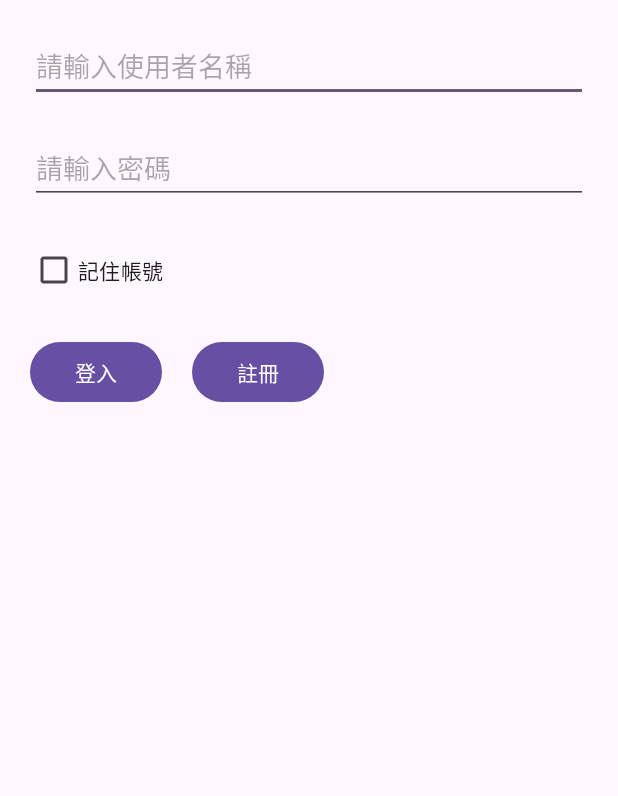
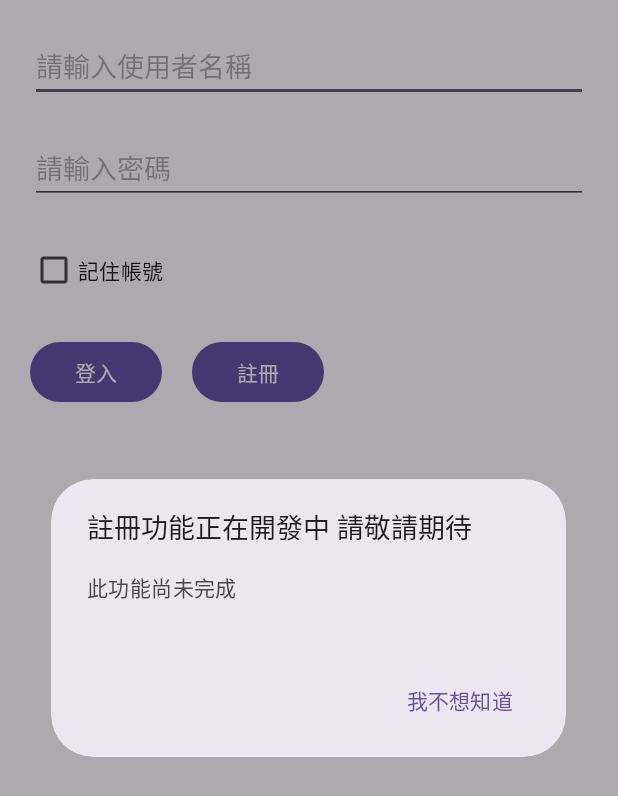
Before and after one commit to sillyegg0926-ops/AndroidAPP, an Android app built with Jetpack Compose: the screen it shows after launch (MainActivity), after a tap on "註冊", on a phone screen of 412 x 824 dp. Shown: the top 796 px of the screen. Run offline under Robolectric (Android 15) with nearby library versions, the phone set to English and light mode, and no system bars.

Commit message:
關閉APP完成 增加註冊對話框 把Toast 改成Snackbar

```diff
--- a/app/src/main/java/com/example/myapplication/MainActivity.kt
+++ b/app/src/main/java/com/example/myapplication/MainActivity.kt
@@ -10,8 +10,8 @@ import androidx.appcompat.app.AppCompatActivity
 import androidx.core.view.ViewCompat
 import androidx.core.view.WindowInsetsCompat
 import com.example.myapplication.MainActivity2.Companion.PREFS_NAME
+import com.google.android.material.dialog.MaterialAlertDialogBuilder
 
-import com.google.android.material.imageview.ShapeableImageView
 
 
 
@@ -76,14 +76,15 @@ class MainActivity : AppCompatActivity() {
 
         val button2 = findViewById<Button>(R.id.button2)
         button2.setOnClickListener {
+            messagedialog()
 
-            if (editText1.text.toString().isEmpty() || editText2.text.toString().isEmpty()) {
-                Toast.makeText(this, "請輸入使用者名稱和密碼", Toast.LENGTH_LONG).show()
-                return@setOnClickListener
-            } else {
-                Toast.makeText(this, "註冊成功", Toast.LENGTH_LONG).show()
-
-            }
+//            if (editText1.text.toString().isEmpty() || editText2.text.toString().isEmpty()) {
+//                Toast.makeText(this, "請輸入使用者名稱和密碼", Toast.LENGTH_LONG).show()
+//                return@setOnClickListener
+//            } else {
+//                Toast.makeText(this, "註冊成功", Toast.LENGTH_LONG).show()
+//
+//            }
 
         }
 
@@ -91,5 +92,20 @@ class MainActivity : AppCompatActivity() {
 
 
     }
+    private fun messagedialog() {
+
+        MaterialAlertDialogBuilder(this)
+
+            .setMessage("此功能尚未完成")
+            .setTitle("註冊功能正在開發中 請敬請期待")
+            .setPositiveButton("我不想知道") { dialog, which ->
+
+            }
+
+
+            .setCancelable(true)
+            .show()
+        }
+
 
 }
```
Also changed, not shown: app/src/main/java/com/example/myapplication/MainActivity2.kt (+51 -4 lines).
